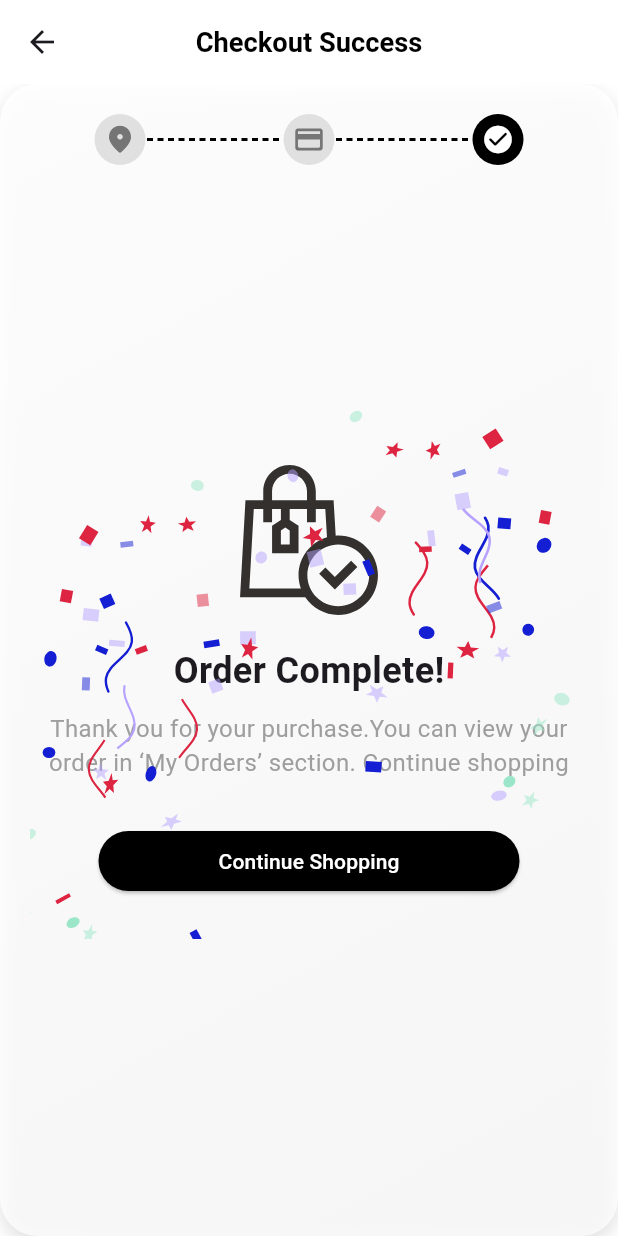
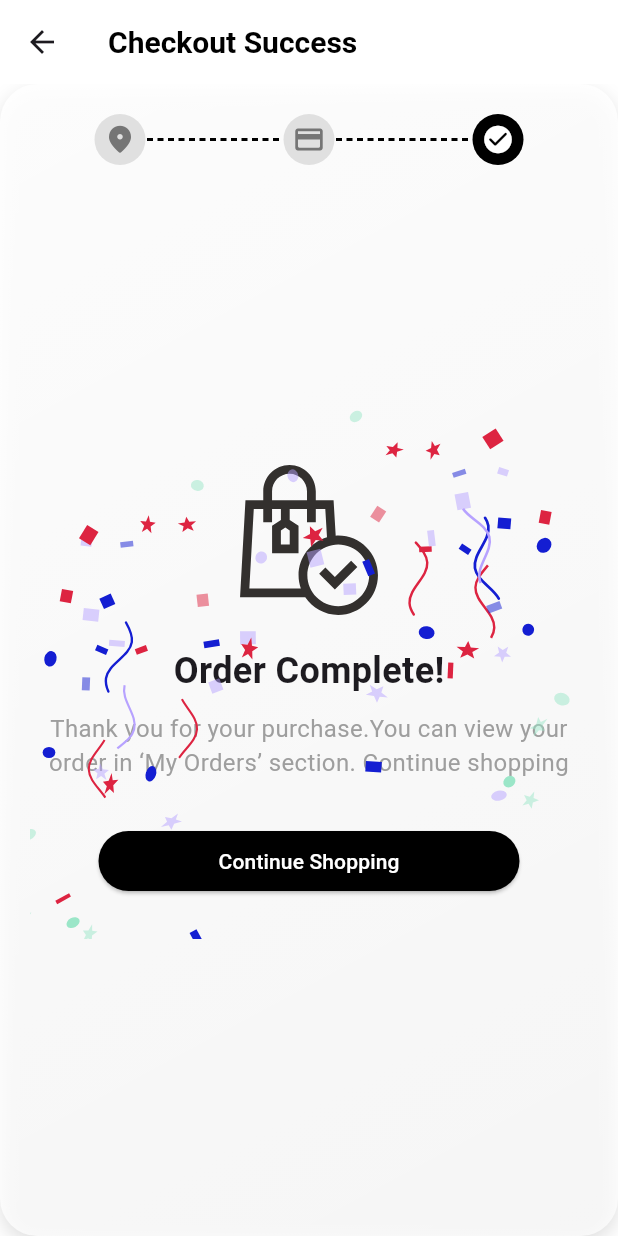
Before and after one commit to talibjameel/GemStore, a Flutter app: the CheckoutSuccessScreen screen opened directly, on a phone screen of 412 x 824 dp. Run offline on Flutter 3.47's test engine with Material 3 defaults, Android fonts, the phone set to English and light mode, and no system bars; our stand-ins replace carousel_slider, flutter_dotenv, flutter_riverpod, flutter_secure_storage, flutter_svg, lottie; missing offline and left inert: flutter_stripe; accounts and stored records are empty; Roboto replaces fonts that are missing (SF-Pro).

Commit message:
refactor: Standardize AppBar on success screen and improve navigation
This commit refactors the checkout success screen by replacing the `CustomAppBar` with a standard `AppBar` and improves the post-payment navigation flow.

**Key changes:**

-   **UI Refactoring (`CheckoutSuccessScreen`):**
    -   Removed the `CustomAppBar` widget and replaced it with a standard Flutter `AppBar`.
    -   This change simplifies the UI by using a native component for the "Checkout Success" title.

-   **Navigation Flow:**
    -   Updated the navigation logic after a successful Stripe payment. Instead of pushing a new route, it now uses `Navigator.pushNamedAndRemoveUntil` to navigate to the `/CheckoutSuccessfully` route, clearing the entire navigation stack to prevent users from going back to the payment flow.
    -   On the `CheckoutSuccessScreen`, the "Continue Shopping" button now navigates to `/HomePage` using `pushReplacementNamed`, providing a cleaner user experience.

-   **Routing (`main.dart`):**
    -   Added new named routes for the checkout flow: `/CheckoutPayment` and `/CheckoutSuccessfully`, ensuring consistent and manageable navigation.

```diff
--- a/lib/Ui/Checkout/checkout_success_screen.dart
+++ b/lib/Ui/Checkout/checkout_success_screen.dart
@@ -1,7 +1,6 @@
 import 'package:flutter/material.dart';
 import 'package:flutter_svg/svg.dart';
 import 'package:lottie/lottie.dart';
-import '../../Widget/custom_appbar.dart';
 import '../../Widget/step_indicator.dart';
 
 class CheckoutSuccessScreen extends StatefulWidget {
@@ -10,7 +9,6 @@ class CheckoutSuccessScreen extends StatefulWidget {
   @override
   State<CheckoutSuccessScreen> createState() => _CheckoutSuccessScreenState();
 }
-
 class _CheckoutSuccessScreenState extends State<CheckoutSuccessScreen> {
 
   bool showSuccessAnimation = true;
@@ -19,9 +17,16 @@ class _CheckoutSuccessScreenState extends State<CheckoutSuccessScreen> {
   Widget build(BuildContext context) {
     return Scaffold(
       backgroundColor: Colors.white,
-      appBar: CustomAppBar(
-        title: "Checkout Success",
-        showBackButton: false,
+      appBar: AppBar(
+        backgroundColor: Colors.white,
+          title: Text(
+            "Checkout Success",
+            style: TextStyle(
+                fontWeight: FontWeight.bold,
+                color: Colors.black,
+                fontSize: 20
+            ),
+          ),
       ),
       body: AnimatedContainer(
         duration: Duration(milliseconds: 500),
@@ -75,7 +80,7 @@ class _CheckoutSuccessScreenState extends State<CheckoutSuccessScreen> {
                 const SizedBox(height: 30),
                 ElevatedButton(
                   onPressed: () {
-                    Navigator.pushNamed(context, '/home');
+                    Navigator.pushReplacementNamed(context, '/HomePage');
                   },
                   style: ElevatedButton.styleFrom(
                     backgroundColor: Colors.black,
--- a/lib/main.dart
+++ b/lib/main.dart
@@ -10,6 +10,7 @@ import 'Ui/Auth Screens/opt_verification.dart';
 import 'Ui/Auth Screens/sign_up.dart';
 import 'Ui/Auth Screens/update_password.dart';
 import 'Ui/Checkout/checkout_shipping_screen.dart';
+import 'Ui/Checkout/checkout_success_screen.dart';
 import 'Ui/Main Navigation/my_order_screen.dart';
 import 'Ui/Main Navigation/search_screen.dart';
 import 'Ui/Notification Screens/notification_ui.dart';
@@ -50,6 +51,8 @@ class MyApp extends StatelessWidget {
         '/ProfileScreen': (context) => const ProfileScreen(),
         '/CartScreen': (context) => const CartScreen(),
         '/CheckoutShipping': (context) => const CheckoutShippingScreen(),
+        '/CheckoutPayment': (context) => const CheckoutShippingScreen(),
+        '/CheckoutSuccessfully': (context) => const CheckoutSuccessScreen(),
       },
       title: 'Flutter Demo',
       debugShowCheckedModeBanner: false,
```
Also changed, not shown: lib/APIs/payment_api/stripe_api.dart (+4 -4 lines).
